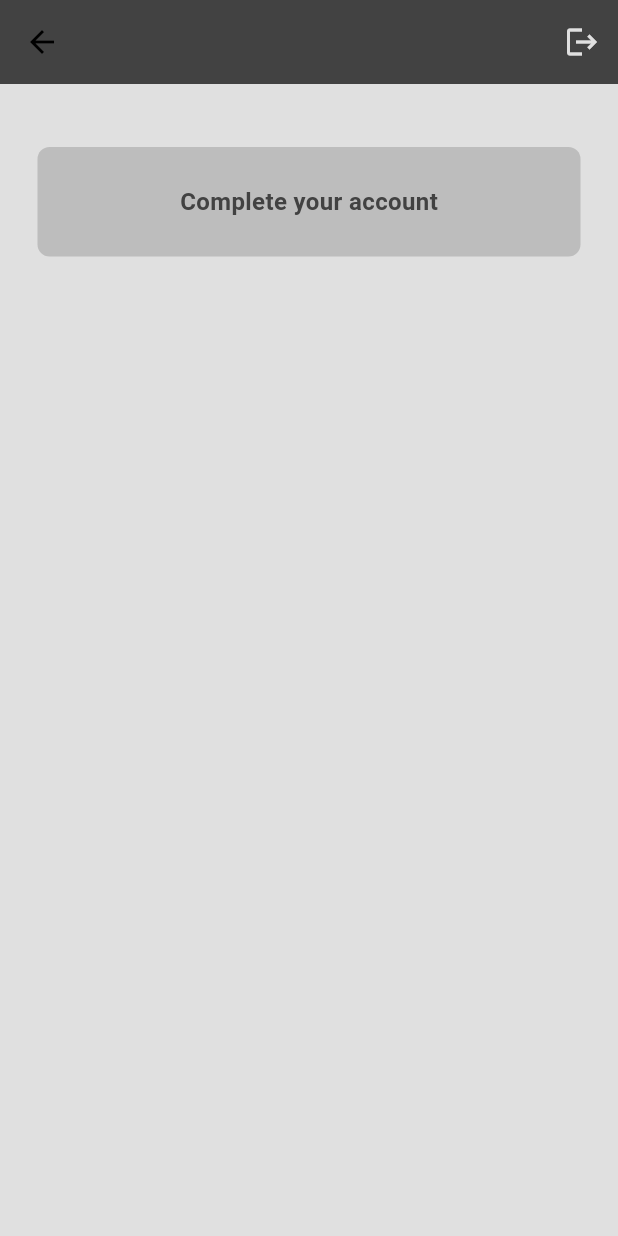
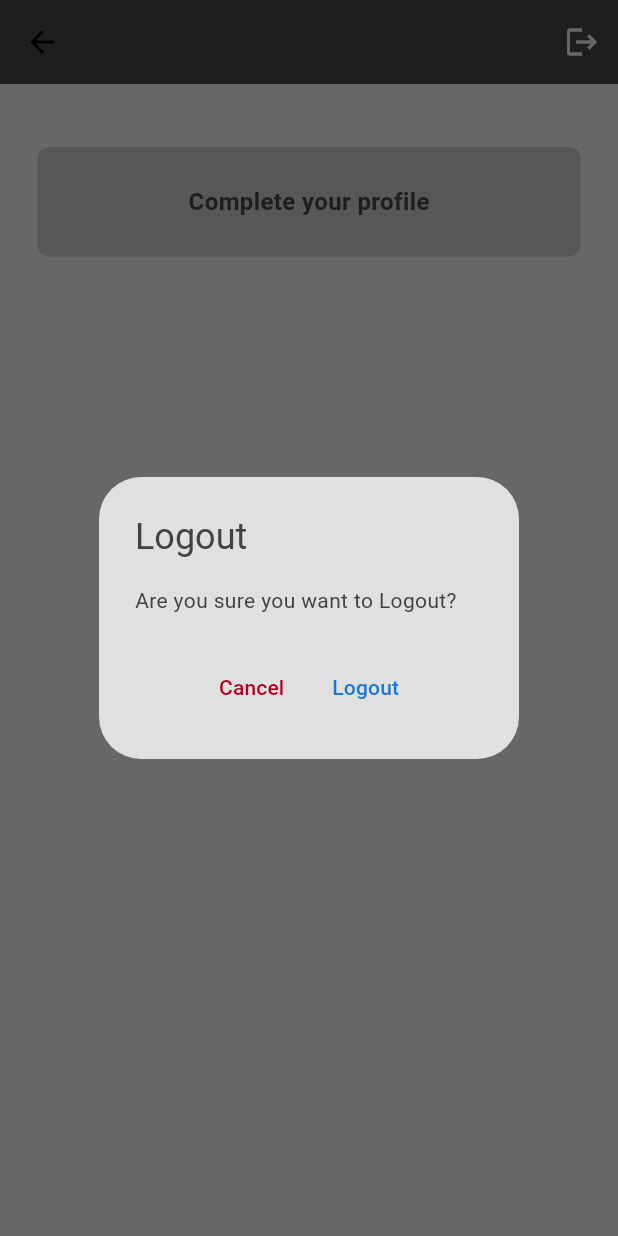
Before and after one commit to arrohisrivastava0/socialapp, a Flutter app: the UserProfilePage screen opened directly, after a tap on the "logout" icon, on a phone screen of 412 x 824 dp. Run offline on Flutter 3.47's test engine with Material 3 defaults, Android fonts, the phone set to English and light mode, and no system bars; our stand-ins replace cloud_firestore, curved_labeled_navigation_bar, firebase_auth, firebase_core, modal_bottom_sheet; missing offline and left inert: show_hide_password; accounts and stored records are empty.

Commit message:
Add profile completion page

```diff
--- a/lib/components/my_textfield.dart
+++ b/lib/components/my_textfield.dart
@@ -6,13 +6,15 @@ class MyTextfield extends StatelessWidget {
   final controller;
   final String hintText;
   final bool obscureText;
-  const MyTextfield({super.key, this.controller, required this.hintText, required this.obscureText});
+  final maxLines;
+  const MyTextfield({super.key, this.controller, required this.hintText, required this.obscureText, this.maxLines});
 
   @override
   Widget build(BuildContext context) {
     return Padding(
       padding: EdgeInsets.symmetric(horizontal: 25.0),
       child: TextField(
+        maxLines: maxLines,
         controller: controller,
         obscureText: obscureText,
         decoration: InputDecoration(
--- /dev/null
+++ b/lib/helper/confirmation_dialogue.dart
@@ -0,0 +1,30 @@
+import 'package:flutter/material.dart';
+
+Future<bool?> showConfirmationDialog({
+  required BuildContext context,
+  required String title,
+  required String message,
+  String confirmText = 'Yes',
+  String cancelText = 'No',
+}) async {
+  return showDialog<bool>(
+    context: context,
+    builder: (BuildContext context) {
+      return AlertDialog(
+        title: Text(title),
+        content: Text(message),
+        actionsAlignment: MainAxisAlignment.center,
+        actions: [
+          TextButton(
+            onPressed: () => Navigator.of(context).pop(false), // Cancel
+            child: Text(cancelText, style: TextStyle(color: Theme.of(context).colorScheme.error), ),
+          ),
+          TextButton(
+            onPressed: () => Navigator.of(context).pop(true), // Confirm
+            child: Text(confirmText, style: TextStyle(color: Theme.of(context).colorScheme.tertiary),),
+          ),
+        ],
+      );
+    },
+  );
+}
--- a/lib/pages/search_page.dart
+++ b/lib/pages/search_page.dart
@@ -46,7 +46,6 @@ class SearchPage extends StatelessWidget {
                   itemCount: users.length,
                   itemBuilder: (context, index) {
                     final user = users[index];
-
                     return Padding(
                       padding: const EdgeInsets.all(6.0),
                       child: ListTile(
--- a/lib/pages/user_profile_page.dart
+++ b/lib/pages/user_profile_page.dart
@@ -3,6 +3,10 @@ import 'package:firebase_auth/firebase_auth.dart';
 import 'package:flutter/cupertino.dart';
 import 'package:flutter/material.dart';
 import 'package:socialapp/components/my_button.dart';
+import 'package:socialapp/components/profile_completion_bottom_sheet.dart';
+import 'package:socialapp/pages/profile_completion_page.dart';
+
+import '../helper/confirmation_dialogue.dart';
 
 class UserProfilePage extends StatefulWidget {
   UserProfilePage({super.key});
@@ -51,7 +55,23 @@ class _UserProfilePageState extends State<UserProfilePage> {
   // }
 
   void logout()async{
-    FirebaseAuth.instance.signOut();
+    final bool? confirmed = await showConfirmationDialog(
+      context: context,
+      title: 'Logout',
+      message: 'Are you sure you want to Logout?',
+      confirmText: 'Logout',
+      cancelText: 'Cancel',
+    );
+    if (confirmed == true){
+      FirebaseAuth.instance.signOut();
+    }
+  }
+
+  void completeProfile(BuildContext context) {
+    Navigator.push(
+      context,
+      MaterialPageRoute(builder: (context) => const ProfileCompletionPage()),
+    );
   }
 
   @override
@@ -85,13 +105,20 @@ class _UserProfilePageState extends State<UserProfilePage> {
               children: [
                 Text(user!['email']),
                 Text(user!['username']),
-                MyButton(onTap: (){}, btnText: "Complete your account")
+                MyButton(onTap: (){
+                  return ProfileCompletionBottomSheet();
+                }, btnText: "Complete your profile")
               ],
             );
           }
 
           else{
-            return MyButton(onTap: (){}, btnText: "Complete your account");
+            return MyButton(
+              onTap: (){
+                return ProfileCompletionBottomSheet();
+              },
+              btnText: 'Complete your profile',
+            );
           }
         },
       ),
--- a/lib/theme/light_mode.dart
+++ b/lib/theme/light_mode.dart
@@ -11,6 +11,6 @@ ThemeData lightMode=ThemeData(
   ),
   textTheme: ThemeData.light().textTheme.apply(
     bodyColor: Colors.grey.shade800,
-    displayColor: Colors.black
+    displayColor: Colors.black,
   )
 );
--- a/pubspec.yaml
+++ b/pubspec.yaml
@@ -40,6 +40,7 @@ dependencies:
   firebase_auth: ^5.3.4
   curved_labeled_navigation_bar: ^2.0.5
   cloud_firestore: ^5.6.0
+  modal_bottom_sheet: ^3.0.0
 
 dev_dependencies:
   flutter_test:
```
Also changed, not shown: lib/components/profile_completion_bottom_sheet.dart (added, +103 -0 lines), lib/pages/profile_completion_page.dart (added, +90 -0 lines), lib/assets/user.png (added), pubspec.lock.
